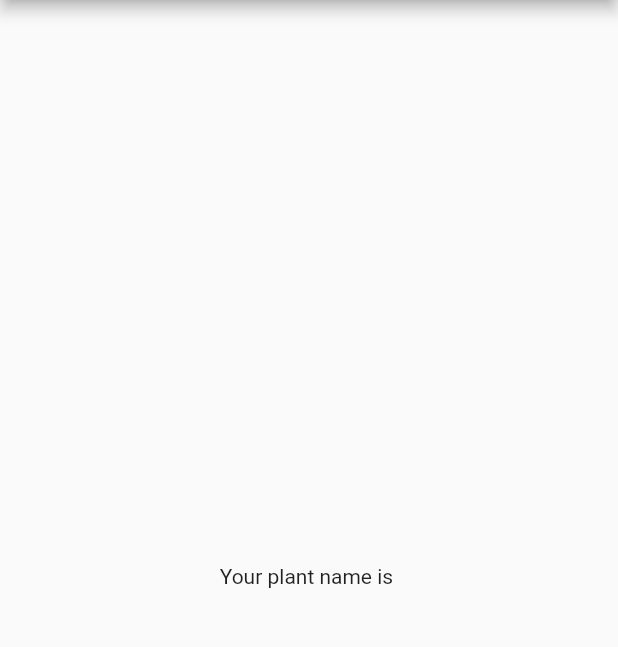
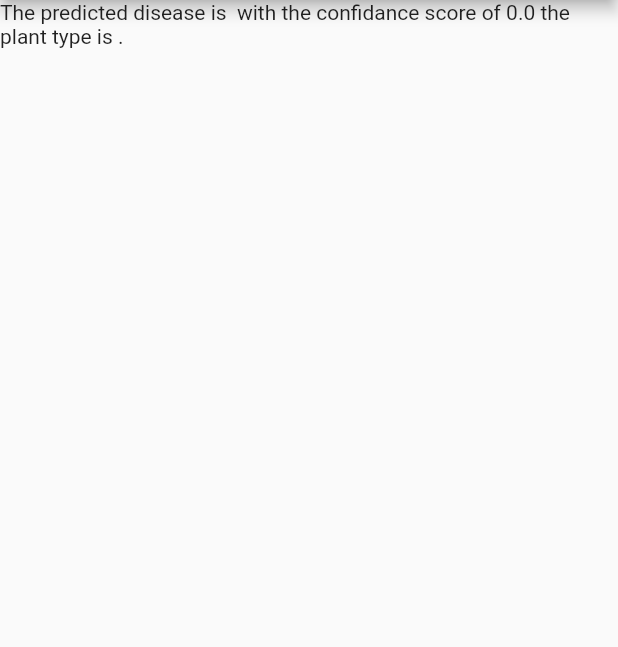
Before and after one commit to vinodbadgujar/LeafScape, a Flutter app: the Result screen opened directly with empty values, on a phone screen of 412 x 824 dp, the part 84-731 px from its top. Run offline on Flutter 3.47's test engine with Material 2 defaults, Android fonts, the phone set to English and light mode, and no system bars; our stand-ins replace image_picker, introduction_screen.

Commit message:
data passing through widget resolved.

```diff
--- a/lib/result.dart
+++ b/lib/result.dart
@@ -9,6 +9,9 @@ class _ResultState extends State<Result> {
   @override
   Widget build(BuildContext context) {
     final Map args = ModalRoute.of(context).settings.arguments;
+    String diseaseName = args['diseaseName'];
+    double confidance = args['conf'];
+    String typeOfPlant = args['typeOfPlant'];
     return Scaffold(
       appBar: AppBar(
           automaticallyImplyLeading: false,
@@ -20,10 +23,10 @@ class _ResultState extends State<Result> {
               color: Colors.black,
             ),
           )),
-      body: Center(
-          child: Container(
-        child: Text("Your plant name is " + args['plant']),
-      )),
+      body: Container(
+        child: Text(
+            "The predicted disease is $diseaseName with the confidance score of $confidance the plant type is $typeOfPlant."),
+      ),
     );
   }
 }
```
Also changed, not shown: lib/predict.dart (+10 -4 lines).
